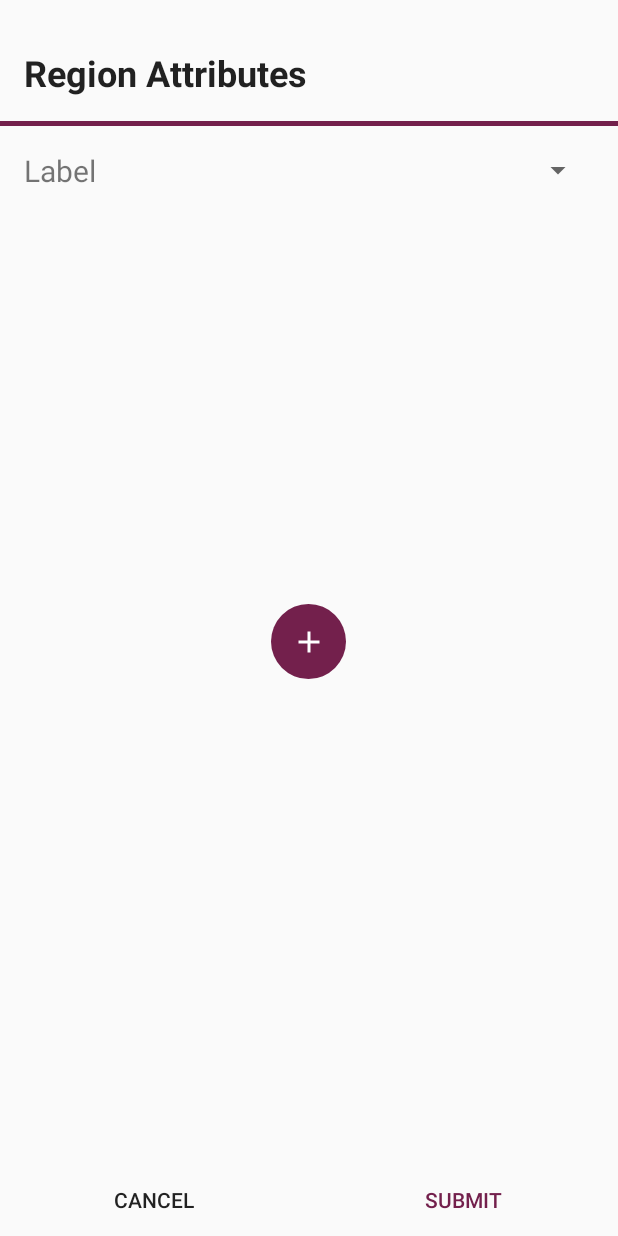
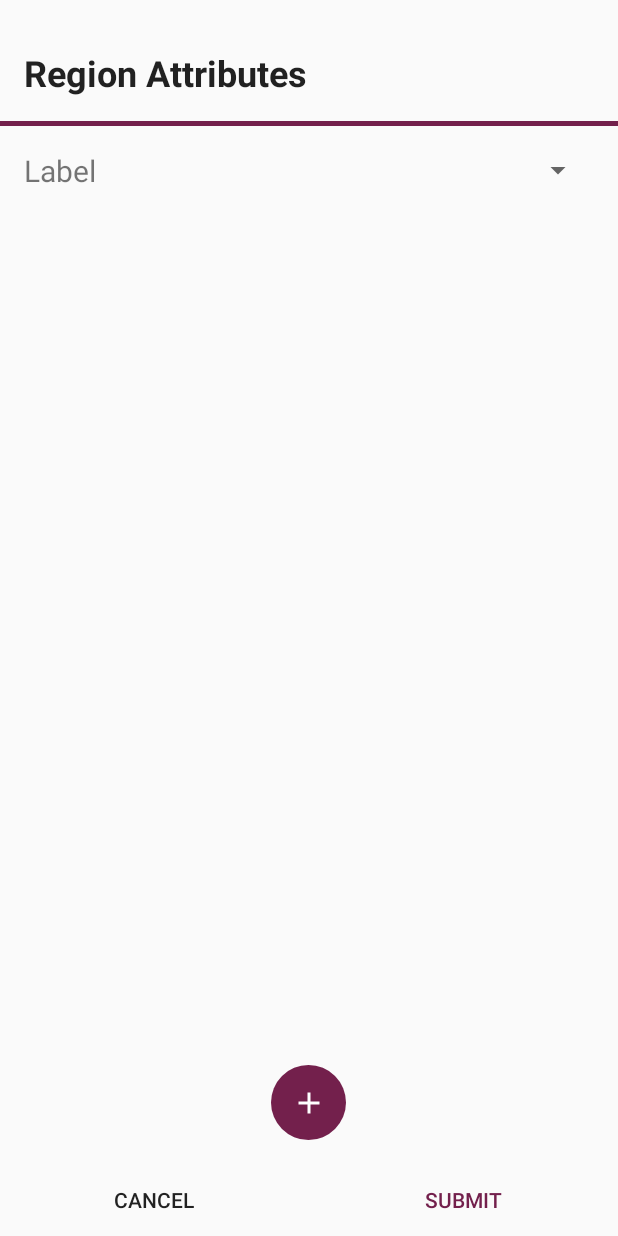
Before and after one commit to taqadam/TaQadam-Mobile-Image-Annotation-Tool-SDK, an Android app: the layout frag_attributes.xml on its own in the app's theme, with its tools: preview values and no code run, on a phone screen of 412 x 824 dp. Run offline under Robolectric (Android 15) with nearby library versions, the phone set to English and light mode, and no system bars.

Commit message:
Fixed  AttributeFragment layout on smaller screens

```diff
--- a/app/src/main/res/layout/frag_attributes.xml
+++ b/app/src/main/res/layout/frag_attributes.xml
@@ -3,11 +3,11 @@
 
     <data/>
 
-    <RelativeLayout xmlns:android="http://schemas.android.com/apk/res/android"
-                    android:layout_width="match_parent"
-                    android:layout_height="match_parent"
-                    android:layout_marginTop="16dp"
-                    android:orientation="vertical">
+    <LinearLayout xmlns:android="http://schemas.android.com/apk/res/android"
+                  android:layout_width="match_parent"
+                  android:layout_height="match_parent"
+                  android:layout_marginTop="16dp"
+                  android:orientation="vertical">
 
         <LinearLayout
             android:id="@+id/frag_header"
@@ -34,7 +34,6 @@
             android:id="@+id/label_container"
             android:layout_width="match_parent"
             android:layout_height="wrap_content"
-            android:layout_below="@id/frag_header"
             android:layout_marginBottom="16dp"
             android:layout_marginTop="16dp"
             android:orientation="horizontal">
@@ -65,8 +64,8 @@
         <ScrollView
             android:id="@+id/sv_table"
             android:layout_width="match_parent"
-            android:layout_height="200dp"
-            android:layout_below="@id/label_container">
+            android:layout_height="0dp"
+            android:layout_weight="10">
 
             <TableLayout
                 android:id="@+id/table_attributes"
@@ -82,9 +81,9 @@
             android:id="@+id/add_container"
             android:layout_width="match_parent"
             android:layout_height="wrap_content"
-            android:layout_below="@id/sv_table"
-            android:layout_margin="8dp"
-            android:layout_centerHorizontal="true"
+            android:layout_marginTop="8dp"
+            android:layout_marginBottom="16dp"
+            android:layout_gravity="center"
             android:orientation="vertical">
 
             <TextView
@@ -111,7 +110,7 @@
             android:id="@+id/buttons_container"
             android:layout_width="match_parent"
             android:layout_height="wrap_content"
-            android:layout_alignParentBottom="true"
+            android:layout_gravity="bottom"
             android:orientation="horizontal">
 
             <Button
@@ -130,5 +129,5 @@
                 android:layout_weight="1"
                 android:text="@string/submit"/>
         </LinearLayout>
-    </RelativeLayout>
+    </LinearLayout>
 </layout>
```
Also changed, not shown: app/src/main/java/com/recoded/taqadam/AttributesFragment.java (+21 -8 lines).
